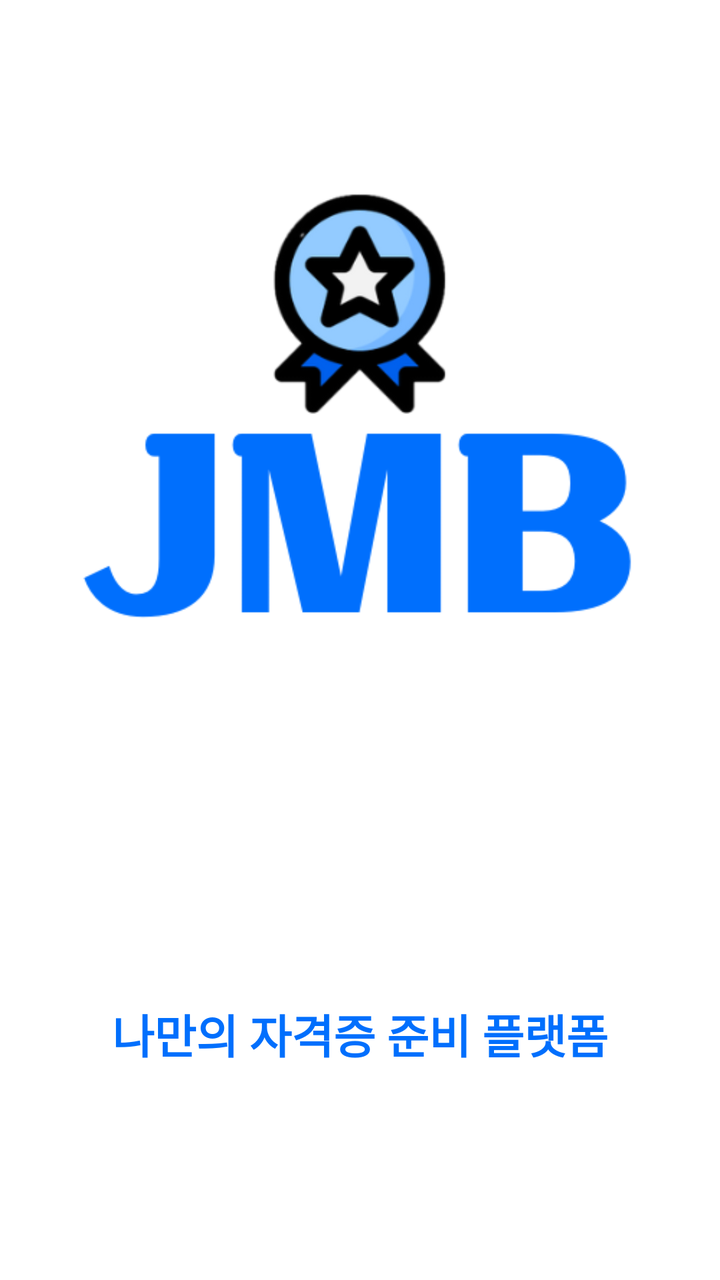
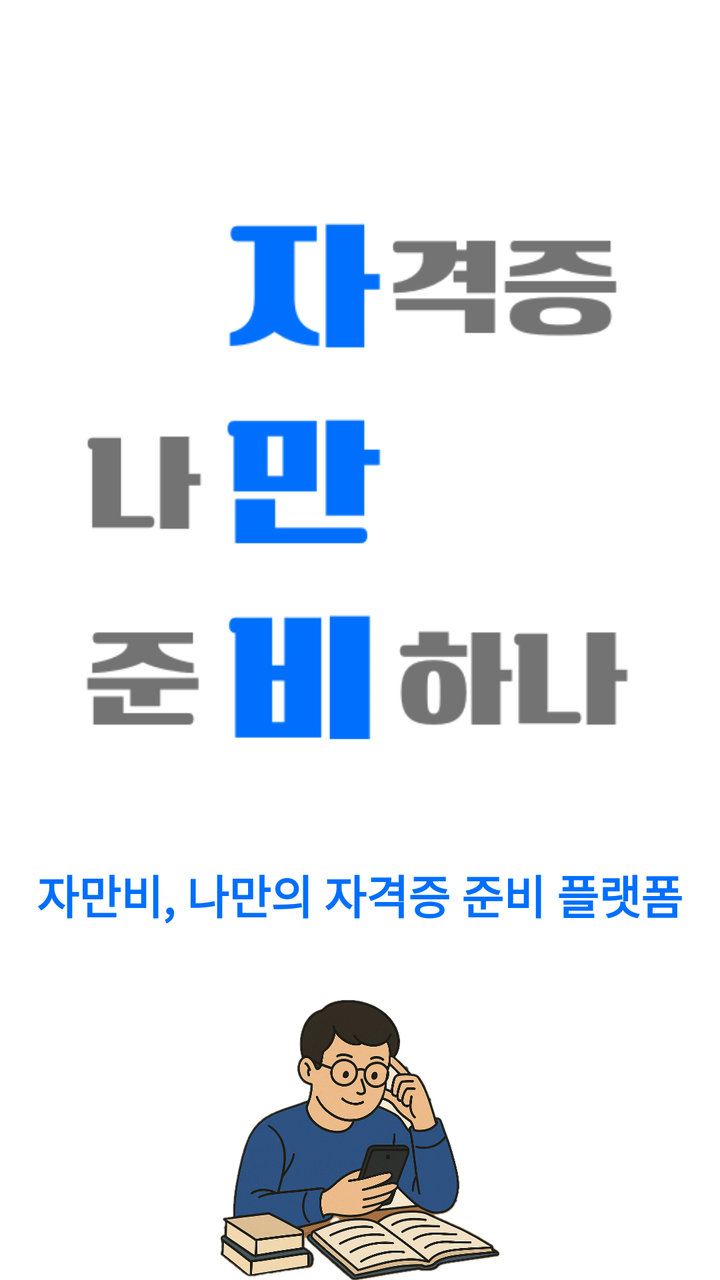

Before-and-after screenshots of an Android layout around one commit, followed by the original layout XML and the change that was made.
<!-- AndroidManifest.xml: activity theme Theme.AppCompat.Light.NoActionBar -->
<!-- res/layout/activity_splash.xml -->
<?xml version="1.0" encoding="utf-8"?>
<RelativeLayout xmlns:android="http://schemas.android.com/apk/res/android"
    android:layout_width="match_parent"
    android:layout_height="match_parent"
    android:background="@color/white">
    <ImageView
        android:id="@+id/jmbView"
        android:layout_width="wrap_content"
        android:layout_height="wrap_content"
        android:src="@drawable/jamanbi_logo2"/>

    <TextView
        android:layout_width="wrap_content"
        android:layout_height="wrap_content"
        android:layout_below="@+id/jmbView"
        android:text="나만의 자격증 준비 플랫폼"
        android:textStyle="bold"
        android:textSize="23dp"
        android:fontFamily="sans-serif-black"
        android:layout_centerHorizontal="true"
        android:textColor="@color/darkestBlue"/>



</RelativeLayout>
<!-- resources referenced by this layout -->
<resources>
  <color name="darkestBlue">#006FFD</color>
  <color name="white">#FFFFFFFF</color>
  <!-- drawable jamanbi_logo2: png bitmap (drawable, 27712 bytes) -->
</resources>

<!-- the commit's change to res/layout/activity_splash.xml (unified diff, before → after) -->
@@ -7,19 +7,23 @@
         android:id="@+id/jmbView"
         android:layout_width="wrap_content"
         android:layout_height="wrap_content"
-        android:src="@drawable/jamanbi_logo2"/>
+        android:src="@drawable/logo_korean"/>
 
     <TextView
         android:layout_width="wrap_content"
         android:layout_height="wrap_content"
         android:layout_below="@+id/jmbView"
-        android:text="나만의 자격증 준비 플랫폼"
-        android:textStyle="bold"
-        android:textSize="23dp"
         android:fontFamily="sans-serif-black"
         android:layout_centerHorizontal="true"
-        android:textColor="@color/darkestBlue"/>
-
-
+        android:text="자만비, 나만의 자격증 준비 플랫폼"
+        android:layout_marginTop="-70dp"
+        android:textColor="@color/darkestBlue"
+        android:textSize="23dp"
+        android:textStyle="bold" />
+    <ImageView
+        android:layout_width="wrap_content"
+        android:layout_height="wrap_content"
+        android:src ="@drawable/study_man"
+        android:layout_below="@+id/jmbView"/>
 
 </RelativeLayout>
<!-- resource entries referenced after the edit -->
@@ -2,6 +2,7 @@
 <resources>
   <color name="darkestBlue">#006FFD</color>
   <color name="white">#FFFFFFFF</color>
-  <!-- drawable jamanbi_logo2: png bitmap (drawable, 27712 bytes) -->
+  <!-- drawable logo_korean: png bitmap (drawable, 12543 bytes) -->
+  <!-- drawable study_man: png bitmap (drawable, 1028573 bytes) -->
 </resources>
 
